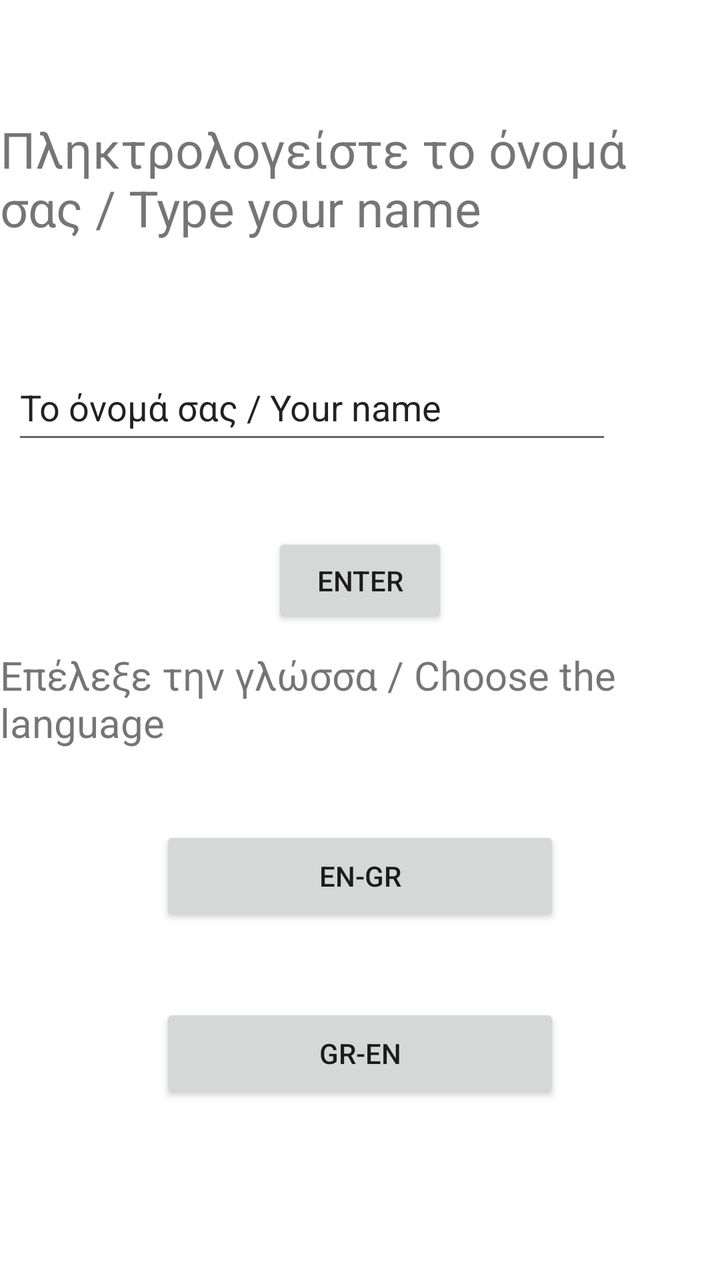
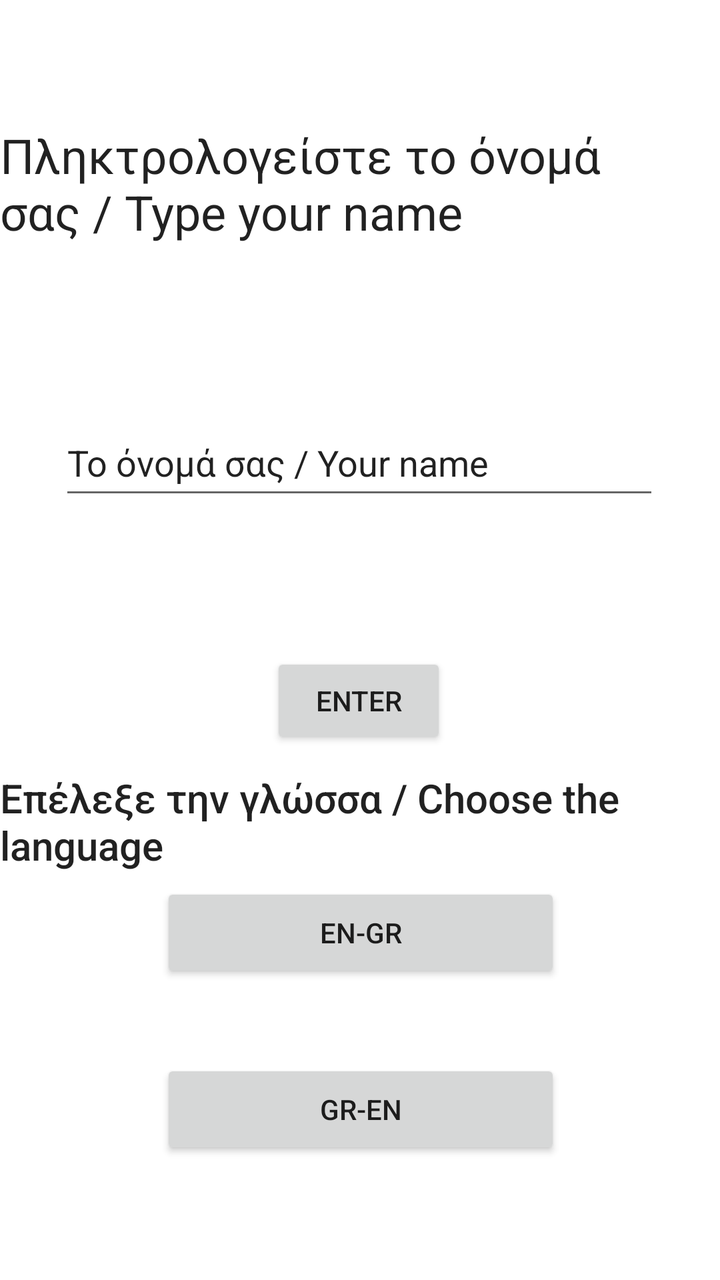

Two renders of the same Android screen: before a commit and after it. Below are the layout's source before the change and the commit's diff.
<!-- AndroidManifest.xml: application theme Theme.GreekQuizApp -->
<!-- res/layout/activity_main.xml -->
<?xml version="1.0" encoding="utf-8"?>
<androidx.constraintlayout.widget.ConstraintLayout xmlns:android="http://schemas.android.com/apk/res/android"
    xmlns:app="http://schemas.android.com/apk/res-auto"
    xmlns:tools="http://schemas.android.com/tools"
    android:layout_width="match_parent"
    android:layout_height="match_parent"
    tools:context=".ui.MainActivity">

    <Button
        android:id="@+id/en"
        android:layout_width="200dp"
        android:layout_height="50dp"
        android:text="@string/en_gr"
        app:layout_constraintBottom_toBottomOf="parent"
        app:layout_constraintEnd_toEndOf="parent"
        app:layout_constraintHorizontal_bias="0.5"
        app:layout_constraintStart_toStartOf="parent"
        app:layout_constraintTop_toTopOf="parent"
        app:layout_constraintVertical_bias="0.7" />

    <Button
        android:id="@+id/cn"
        android:layout_width="200dp"
        android:layout_height="50dp"
        android:text="@string/gr_en"
        app:layout_constraintBottom_toBottomOf="parent"
        app:layout_constraintEnd_toEndOf="parent"
        app:layout_constraintStart_toStartOf="parent"
        app:layout_constraintTop_toTopOf="parent"
        app:layout_constraintVertical_bias="0.85"
        app:layout_constraintHorizontal_bias="0.5"/>

    <TextView
        android:id="@+id/nameView"
        android:layout_width="wrap_content"
        android:layout_height="wrap_content"
        android:textSize="25sp"
        android:text="Πληκτρολογείστε το όνομά σας / Type your name"
        app:layout_constraintBottom_toBottomOf="parent"
        app:layout_constraintEnd_toEndOf="parent"
        app:layout_constraintStart_toStartOf="parent"
        app:layout_constraintTop_toTopOf="parent"
        app:layout_constraintVertical_bias="0.1"
        />

    <EditText
        android:id="@+id/editTextTextPersonName"
        android:layout_width="300dp"
        android:layout_height="50dp"
        android:ems="10"
        android:inputType="textPersonName"
        app:layout_constraintBottom_toBottomOf="parent"
        app:layout_constraintEnd_toEndOf="parent"
        app:layout_constraintStart_toStartOf="parent"
        app:layout_constraintTop_toTopOf="parent"
        app:layout_constraintVertical_bias="0.3"
        app:layout_constraintHorizontal_bias="0.1"
        android:text="Το όνομά σας / Your name"

        />

    <Button
        android:id="@+id/enterButton"
        android:layout_width="wrap_content"
        android:layout_height="wrap_content"
        android:text="Enter"
        app:layout_constraintBottom_toBottomOf="parent"
        app:layout_constraintEnd_toEndOf="parent"
        app:layout_constraintStart_toStartOf="parent"
        app:layout_constraintTop_toTopOf="parent"
        app:layout_constraintVertical_bias="0.45"
        app:layout_constraintHorizontal_bias="0.5"
        />

    <TextView
        android:id="@+id/languageView"
        android:layout_width="wrap_content"
        android:layout_height="wrap_content"
        android:text="Επέλεξε την γλώσσα / Choose the language"
        android:textSize="20sp"
        app:layout_constraintBottom_toBottomOf="parent"
        app:layout_constraintEnd_toEndOf="parent"
        app:layout_constraintStart_toStartOf="parent"
        app:layout_constraintTop_toTopOf="parent"
        app:layout_constraintVertical_bias="0.55"
        app:layout_constraintHorizontal_bias="0.5"
        />


</androidx.constraintlayout.widget.ConstraintLayout>
<!-- resources referenced by this layout -->
<resources>
  <string name="en_gr">EN-GR</string>
  <string name="gr_en">GR-EN</string>
  <style name="Theme.GreekQuizApp" parent="Theme.MaterialComponents.DayNight.DarkActionBar">
          
          <item name="colorPrimary">#FFFFFF</item>
          <item name="colorPrimaryVariant">@color/colorBlue</item>
          <item name="colorOnPrimary">@color/colorBlue</item>
          
          <item name="colorSecondary">@color/colorBlue</item>
          <item name="colorSecondaryVariant">@color/colorBlue</item>
          <item name="colorOnSecondary">@color/colorBlue</item>
          
          <item name="android:statusBarColor" tools:targetApi="l">?attr/colorPrimaryVariant</item>
          
      </style>
  <color name="colorBlue">#03DACA</color>
</resources>

<!-- the commit's change to res/layout/activity_main.xml (unified diff, before → after) -->
@@ -13,35 +13,36 @@
         android:text="@string/en_gr"
         app:layout_constraintBottom_toBottomOf="parent"
         app:layout_constraintEnd_toEndOf="parent"
-        app:layout_constraintHorizontal_bias="0.5"
+        app:layout_constraintHorizontal_bias="0.502"
         app:layout_constraintStart_toStartOf="parent"
         app:layout_constraintTop_toTopOf="parent"
-        app:layout_constraintVertical_bias="0.7" />
+        app:layout_constraintVertical_bias="0.748" />
 
     <Button
-        android:id="@+id/cn"
+        android:id="@+id/gr"
         android:layout_width="200dp"
         android:layout_height="50dp"
         android:text="@string/gr_en"
         app:layout_constraintBottom_toBottomOf="parent"
         app:layout_constraintEnd_toEndOf="parent"
+        app:layout_constraintHorizontal_bias="0.502"
         app:layout_constraintStart_toStartOf="parent"
         app:layout_constraintTop_toTopOf="parent"
-        app:layout_constraintVertical_bias="0.85"
-        app:layout_constraintHorizontal_bias="0.5"/>
+        app:layout_constraintVertical_bias="0.898" />
 
     <TextView
         android:id="@+id/nameView"
         android:layout_width="wrap_content"
         android:layout_height="wrap_content"
-        android:textSize="25sp"
         android:text="Πληκτρολογείστε το όνομά σας / Type your name"
-        app:layout_constraintBottom_toBottomOf="parent"
+        android:textAppearance="@style/TextAppearance.AppCompat.Body1"
+        android:textSize="24sp"
+        app:layout_constraintBottom_toTopOf="@+id/editTextTextPersonName"
         app:layout_constraintEnd_toEndOf="parent"
+        app:layout_constraintHorizontal_bias="1.0"
         app:layout_constraintStart_toStartOf="parent"
         app:layout_constraintTop_toTopOf="parent"
-        app:layout_constraintVertical_bias="0.1"
-        />
+        app:layout_constraintVertical_bias="0.427" />
 
     <EditText
         android:id="@+id/editTextTextPersonName"
@@ -49,15 +50,14 @@
         android:layout_height="50dp"
         android:ems="10"
         android:inputType="textPersonName"
-        app:layout_constraintBottom_toBottomOf="parent"
+        android:text="Το όνομά σας / Your name"
+        app:layout_constraintBottom_toTopOf="@+id/enterButton"
         app:layout_constraintEnd_toEndOf="parent"
+        app:layout_constraintHorizontal_bias="0.495"
         app:layout_constraintStart_toStartOf="parent"
+
         app:layout_constraintTop_toTopOf="parent"
-        app:layout_constraintVertical_bias="0.3"
-        app:layout_constraintHorizontal_bias="0.1"
-        android:text="Το όνομά σας / Your name"
-
-        />
+        app:layout_constraintVertical_bias="0.741" />
 
     <Button
         android:id="@+id/enterButton"
@@ -66,25 +66,24 @@
         android:text="Enter"
         app:layout_constraintBottom_toBottomOf="parent"
         app:layout_constraintEnd_toEndOf="parent"
+        app:layout_constraintHorizontal_bias="0.498"
         app:layout_constraintStart_toStartOf="parent"
         app:layout_constraintTop_toTopOf="parent"
-        app:layout_constraintVertical_bias="0.45"
-        app:layout_constraintHorizontal_bias="0.5"
-        />
+        app:layout_constraintVertical_bias="0.551" />
 
     <TextView
         android:id="@+id/languageView"
         android:layout_width="wrap_content"
         android:layout_height="wrap_content"
-        android:text="Επέλεξε την γλώσσα / Choose the language"
+        android:text="@string/choose_lang"
+        android:textAppearance="@style/TextAppearance.AppCompat.Body2"
         android:textSize="20sp"
         app:layout_constraintBottom_toBottomOf="parent"
         app:layout_constraintEnd_toEndOf="parent"
+        app:layout_constraintHorizontal_bias="0.454"
         app:layout_constraintStart_toStartOf="parent"
         app:layout_constraintTop_toTopOf="parent"
-        app:layout_constraintVertical_bias="0.55"
-        app:layout_constraintHorizontal_bias="0.5"
-        />
+        app:layout_constraintVertical_bias="0.654" />
 
 
 </androidx.constraintlayout.widget.ConstraintLayout>
<!-- resource entries referenced after the edit -->
@@ -1,5 +1,6 @@
 <!-- resources referenced by this layout -->
 <resources>
+  <string name="choose_lang">Επέλεξε την γλώσσα / Choose the language</string>
   <string name="en_gr">EN-GR</string>
   <string name="gr_en">GR-EN</string>
   <style name="Theme.GreekQuizApp" parent="Theme.MaterialComponents.DayNight.DarkActionBar">
